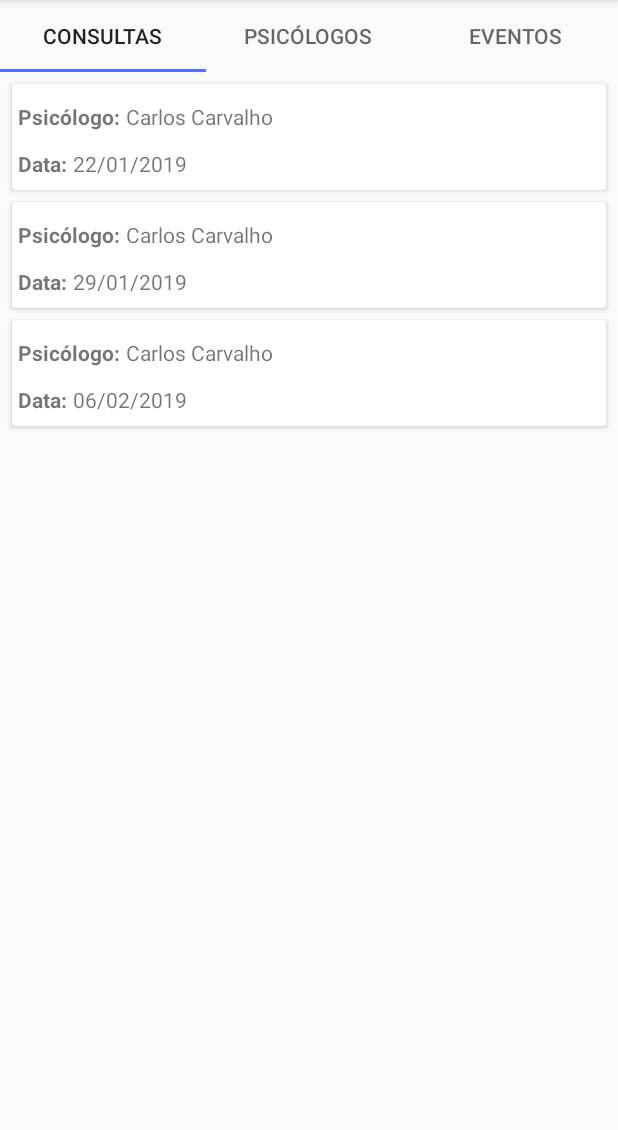
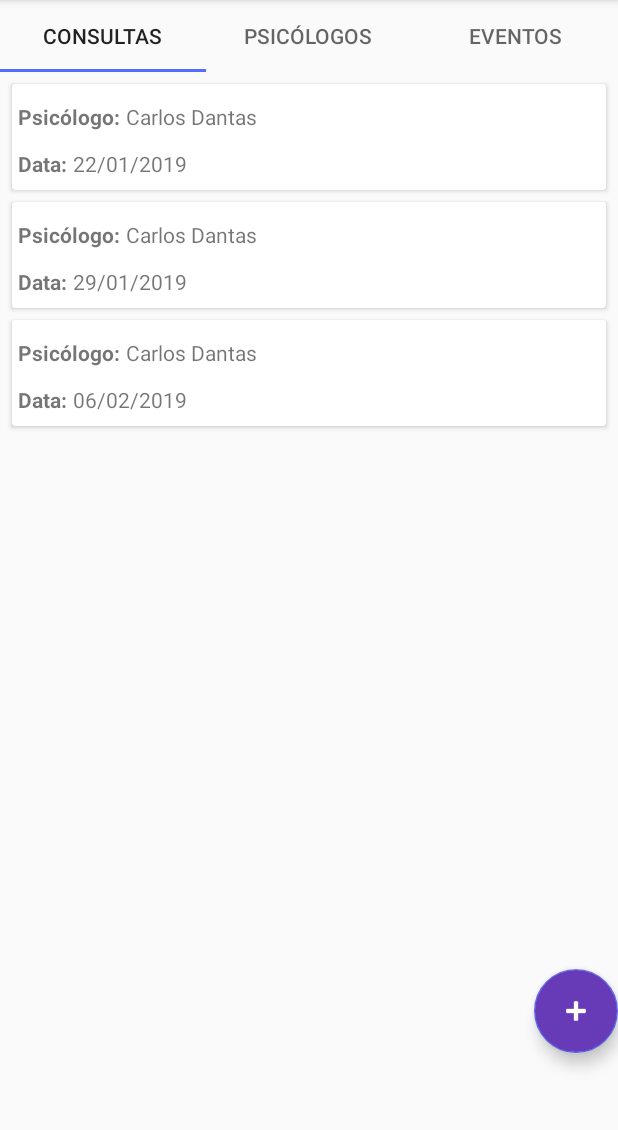
Before and after one commit to crcarvalho/AppTeraphy, an Android app: the screen it shows after launch once a user with an empty profile is signed in (HomeApplication), on a phone screen of 412 x 824 dp, the part 84-1214 px from its top. Run offline under Robolectric (Android 15) with nearby library versions, the phone set to English and light mode, and no system bars; our stand-ins replace Firebase (no records; nobody signed in at launch, a user with empty details on screens opened directly), Room's generated code.

Commit message:
Feito float button para cadastro de cosnulta. Feita tela de cadastro de consulta. Falta salvar na nuvem

```diff
--- a/app/src/main/java/com/example/carloscarvalho/appteraphy/adapter/ListaAdapterConsultas.kt
+++ b/app/src/main/java/com/example/carloscarvalho/appteraphy/adapter/ListaAdapterConsultas.kt
@@ -43,7 +43,7 @@ class ListaAdapterConsultas(
         fun bindView(consulta: Consulta, listener: (Consulta) -> Unit) = with(itemView) {
 
             itemView.tvConsultaData.text = consulta.dataConsulta.toString()
-            var nomeCompleto = consulta.psicologo?.nome + " " + consulta.psicologo?.sobrenome
+            var nomeCompleto = consulta.psicologo
             itemView.tvConsultaPsicologo.text = nomeCompleto
 
             setOnClickListener({ listener(consulta) })
--- a/app/src/main/java/com/example/carloscarvalho/appteraphy/dao/ConsultaDAO.kt
+++ b/app/src/main/java/com/example/carloscarvalho/appteraphy/dao/ConsultaDAO.kt
@@ -32,4 +32,7 @@ interface ConsultaDAO{
     @Query("SELECT * FROM Consulta WHERE cpfCliente = :cpfCliente")
     fun buscaPorCPF(cpfCliente: String): LiveData<List<Consulta>>
 
+    @Query("SELECT * FROM Consulta WHERE psicologo like '%'+psicologo+'%'")
+    fun buscaPorNomePsicologo(psicologo: String): LiveData<List<Consulta>>
+
 }
--- a/app/src/main/java/com/example/carloscarvalho/appteraphy/fragments/ConsultasFragment.kt
+++ b/app/src/main/java/com/example/carloscarvalho/appteraphy/fragments/ConsultasFragment.kt
@@ -1,11 +1,15 @@
 package com.example.carloscarvalho.appteraphy.fragments
 
+import android.content.Intent
 import android.os.Bundle
+import android.support.design.widget.Snackbar
 import android.support.v4.app.Fragment
 import android.support.v7.widget.LinearLayoutManager
 import android.view.LayoutInflater
 import android.view.View
 import android.view.ViewGroup
+import com.example.carloscarvalho.appteraphy.CadastroConsulta
+import com.example.carloscarvalho.appteraphy.HomeApplication
 import com.example.carloscarvalho.appteraphy.R
 import com.example.carloscarvalho.appteraphy.adapter.ListaAdapterConsultas
 import com.example.carloscarvalho.appteraphy.model.Consulta
@@ -24,6 +28,9 @@ class ConsultasFragment : Fragment() {
     override fun onCreateView(inflater: LayoutInflater, container: ViewGroup?, savedInstanceState: Bundle?): View? {
         // Inflate the layout for this fragment
         return inflater!!.inflate(R.layout.consultas_fragment, container, false)
+
+
+
     }
 
     override fun onActivityCreated(savedInstanceState: Bundle?) {
@@ -31,18 +38,27 @@ class ConsultasFragment : Fragment() {
 
         //dentro do listOF vai o retorno JSON de um array de consultas ou podemos inserir consultas na lista
         rvConsultas.adapter = ListaAdapterConsultas(listOf(Consulta(1,
-            Usuario("Carlos", "Carvalho", "carlos@teste.com", "11997977759","34265901824", "123456", "07101985", "psicologo"),
-            Usuario("Pablo", "Andrade", "pabloe@teste.com", "11775558477","12365498778", "123456", "15022000", "paciente"),
+            "Carlos Dantas",
+            "Pablo Andrade",
             "12365498778", "22/01/2019", "Av. Faria Lima, 1990 - São Paulo-SP"),
             Consulta(2,
-                Usuario("Carlos", "Carvalho", "carlos@teste.com", "11997977759","34265901824", "123456", "07101985", "psicologo"),
-                Usuario("Pablo", "Andrade", "pabloe@teste.com", "11775558477","12365498778", "123456", "15022000", "paciente"),
+                "Carlos Dantas",
+                "Pablo Andrade",
                 "12365498778", "29/01/2019", "Av. Faria Lima, 1990 - São Paulo-SP"),
             Consulta(3,
-                Usuario("Carlos", "Carvalho", "carlos@teste.com", "11997977759","34265901824", "123456", "07101985", "psicologo"),
-                Usuario("Pablo", "Andrade", "pabloe@teste.com", "11775558477","12365498778", "123456", "15022000", "paciente"),
+                "Carlos Dantas",
+                "Pablo Andrade",
                 "12365498778", "06/02/2019", "Av. Faria Lima, 1990 - São Paulo-SP")), activity!!, {})
         rvConsultas.layoutManager = LinearLayoutManager(activity)
+
+
+        //botao floating para adicionar consulta
+        fabAddConsulta.setOnClickListener {
+            val intent = Intent(activity,CadastroConsulta::class.java)
+            startActivity(intent)
+
+        }
+
     }
 
 
--- a/app/src/main/java/com/example/carloscarvalho/appteraphy/fragments/EventosFragment.kt
+++ b/app/src/main/java/com/example/carloscarvalho/appteraphy/fragments/EventosFragment.kt
@@ -35,6 +35,6 @@ class EventosFragment : Fragment() {
         rvEventos.adapter = ListaAdapterEventos(listOf(
             Evento("CEP","12/01/2019","A singularidade humana: um diálogo entre a Psicanálise e fenomenologia")
         ), activity!!, {})
-        rvPsicologos.layoutManager = LinearLayoutManager(activity)
+        rvEventos.layoutManager = LinearLayoutManager(activity)
     }
 }
--- a/app/src/main/java/com/example/carloscarvalho/appteraphy/model/Consulta.kt
+++ b/app/src/main/java/com/example/carloscarvalho/appteraphy/model/Consulta.kt
@@ -12,8 +12,8 @@ class Consulta{
 
     @PrimaryKey(autoGenerate = true)
     var id: Int = 0
-    var psicologo: Usuario? = null
-    var paciente: Usuario? = null
+    var psicologo: String? = null
+    var paciente: String? = null
     var cpfCliente: String? = null
     var dataConsulta: String? = null
     var endereco: String? = null
@@ -22,8 +22,8 @@ class Consulta{
 
     constructor(
         id: Int,
-        psicologo: Usuario?,
-        paciente: Usuario?,
+        psicologo: String?,
+        paciente: String?,
         cpfCliente: String,
         dataConsulta: String?,
         endereco: String?
@@ -37,8 +37,8 @@ class Consulta{
     }
 
     constructor(
-        psicologo: Usuario?,
-        paciente: Usuario?,
+        psicologo: String?,
+        paciente: String?,
         cpfCliente: String,
         dataConsulta: String?,
         endereco: String?
@@ -50,5 +50,11 @@ class Consulta{
         this.endereco = endereco
     }
 
+    constructor(psicologo: String?, paciente: String?, dataConsulta: String?) {
+        this.psicologo = psicologo
+        this.paciente = paciente
+        this.dataConsulta = dataConsulta
+    }
+
 
 }
--- a/app/src/main/res/layout/consultas_fragment.xml
+++ b/app/src/main/res/layout/consultas_fragment.xml
@@ -9,9 +9,28 @@
             android:id="@+id/rvConsultas"
             style="@style/recyclerViewLayout"
             android:layout_margin="0dp"
+            android:layout_height="match_parent"
             app:layout_constraintBottom_toBottomOf="parent"
             app:layout_constraintEnd_toEndOf="parent"
             app:layout_constraintStart_toStartOf="parent"
-            app:layout_constraintTop_toTopOf="parent"/>
+            app:layout_constraintTop_toTopOf="parent" app:layout_constraintHorizontal_bias="0.0"
+            app:layout_constraintVertical_bias="1.0"/>
+
+    <android.support.design.widget.FloatingActionButton
+            android:id="@+id/fabAddConsulta"
+
+            android:layout_width="wrap_content"
+            android:layout_height="wrap_content"
+
+            android:layout_gravity="bottom|right"
+            android:src="@android:drawable/ic_input_add"
+            android:backgroundTint="@color/colorPrimary"
+            android:tint="@color/cardview_light_background"
+            android:clickable="true"
+            app:layout_constraintEnd_toEndOf="parent"
+            app:layout_constraintBottom_toBottomOf="parent" android:layout_marginTop="8dp"
+            app:layout_constraintTop_toTopOf="parent" app:layout_constraintVertical_bias="0.838"/>
+
+
 
 </android.support.constraint.ConstraintLayout>
```
Also changed, not shown: app/src/main/AndroidManifest.xml (+11 -9 lines), app/src/main/java/com/example/carloscarvalho/appteraphy/CadastroConsulta.kt (added, +58 -0 lines), app/src/main/res/layout/activity_cadastro_consulta.xml (added, +78 -0 lines), app/src/main/res/drawable-v24/button_plus.png (added), app/src/main/res/drawable-v24/plus_big.png (added).
